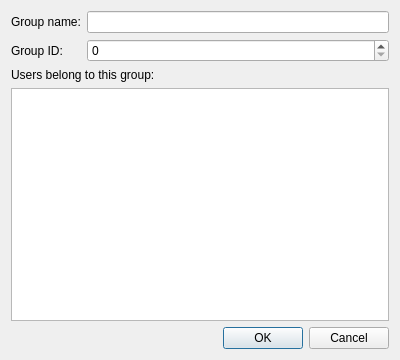
Before: the Qt Designer form lxqt-admin-user/groupdialog.ui in lxqt/lxqt-admin, drawn with Qt 5.
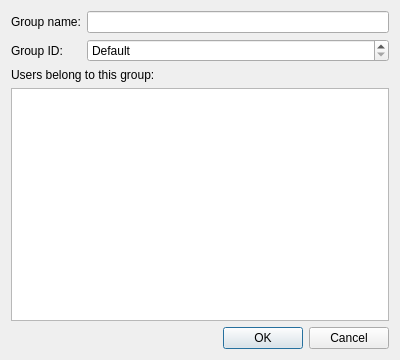
After: the same form once the commit is applied.

The edit to the form file:
```diff
--- a/lxqt-admin-user/groupdialog.ui
+++ b/lxqt-admin-user/groupdialog.ui
@@ -26,6 +26,9 @@
    </item>
    <item row="1" column="1">
     <widget class="QSpinBox" name="gid">
+     <property name="specialValueText">
+      <string>Default</string>
+     </property>
      <property name="maximum">
       <number>32768</number>
      </property>
```
